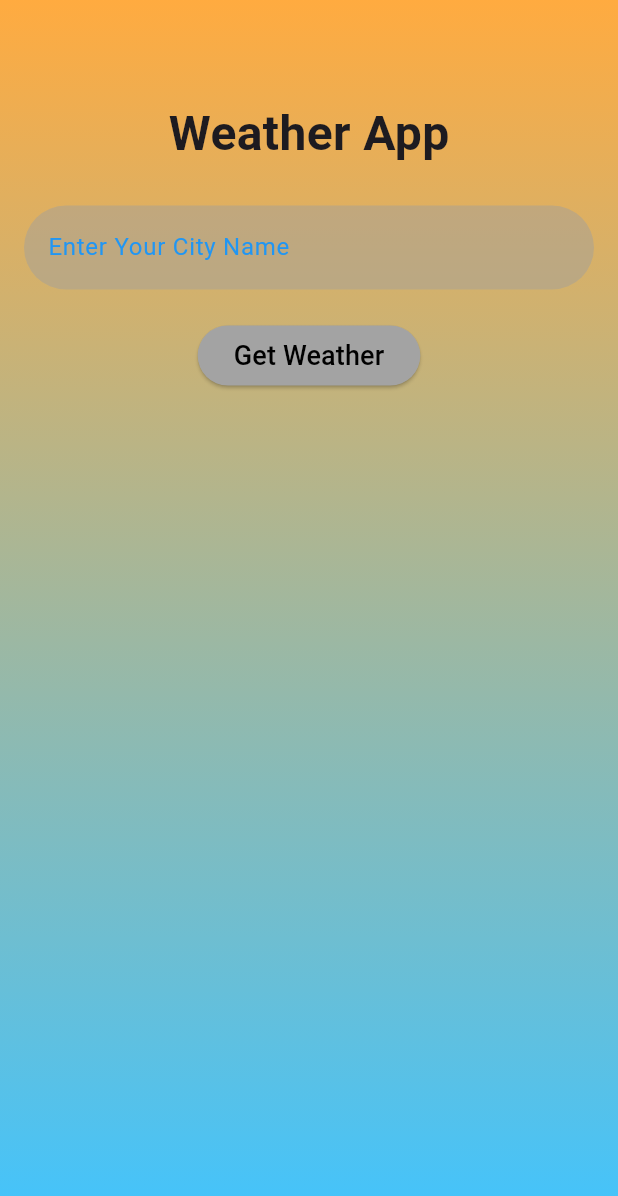
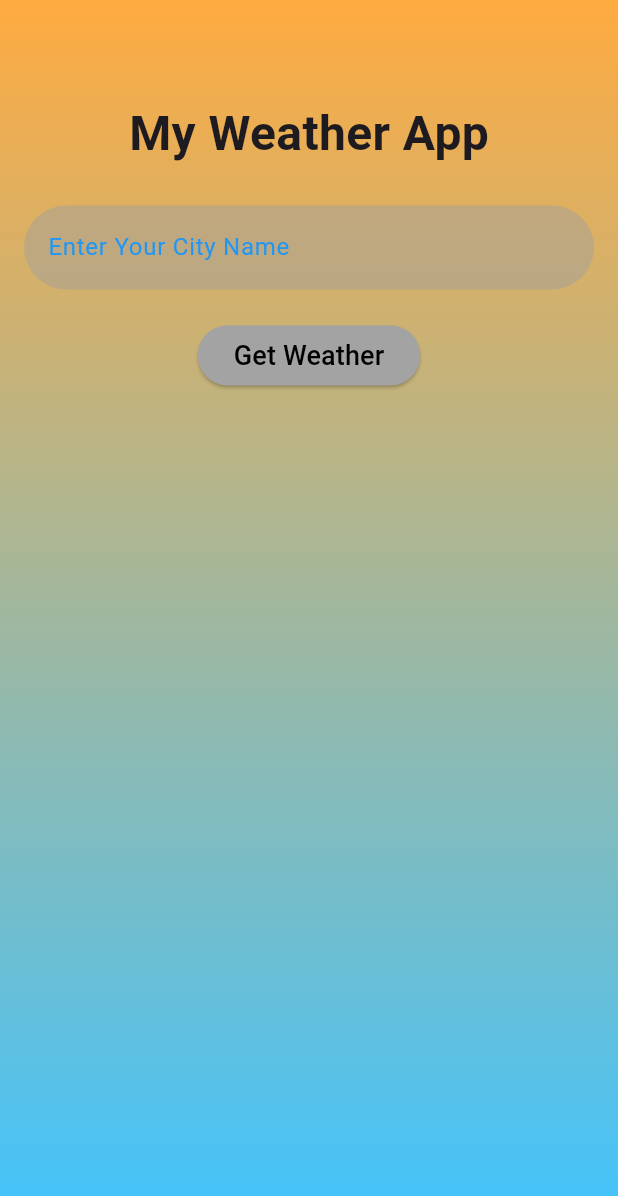
Before and after one commit to kriteshshrestha-62/Weather-App, a Flutter app: the screen it shows after launch, on a phone screen of 412 x 824 dp. Shown: the top 1196 px of the screen. Run offline on Flutter 3.47's test engine with Material 3 defaults, Android fonts, the phone set to English and light mode, and no system bars; our stand-ins replace lottie.

Commit message:
Word Change

```diff
--- a/lib/screens/home_screens.dart
+++ b/lib/screens/home_screens.dart
@@ -19,7 +19,7 @@ class _HomeScreensState extends State<HomeScreens> {
   Future<void> _getWeather() async {
     setState(() => _isLoading = true);
     try {
-      final weather = await _weatherServices.featchweather(_controller.text);
+      final weather = await _weatherServices.fetchweather(_controller.text);
       setState(() {
         _weather = weather;
         _isLoading = false;
@@ -41,6 +41,7 @@ class _HomeScreensState extends State<HomeScreens> {
       body: Container(
         width: double.infinity,
         height: double.infinity,
+
         decoration: BoxDecoration(
           gradient:
               _weather != null &&
@@ -53,7 +54,7 @@ class _HomeScreensState extends State<HomeScreens> {
               : _weather != null &&
                     _weather!.description.toLowerCase().contains('clear')
               ? const LinearGradient(
-                  colors: [Colors.orangeAccent, Colors.blueAccent],
+                  colors: [Colors.orangeAccent, Colors.brown],
                   begin: Alignment.topCenter,
                   end: Alignment.bottomCenter,
                 )
@@ -70,7 +71,7 @@ class _HomeScreensState extends State<HomeScreens> {
               children: [
                 const SizedBox(height: 50),
                 const Text(
-                  'Weather App',
+                  'My Weather App',
                   style: TextStyle(fontSize: 32, fontWeight: FontWeight.bold),
                 ),
                 const SizedBox(height: 25),
--- a/lib/services/weather_services.dart
+++ b/lib/services/weather_services.dart
@@ -6,7 +6,7 @@ import 'package:weather/models/weather_model.dart';
 class WeatherServices {
   final String apikey = '7fb9eef340d261d9cf951a06329e28ad';
 
-  Future<Weather> featchweather(String cityname) async {
+  Future<Weather> fetchweather(String cityname) async {
     final url = Uri.parse(
       'https://api.openweathermap.org/data/2.5/weather?q=$cityname&appid=$apikey',
     );
```
Also changed, not shown: 1 other file.
